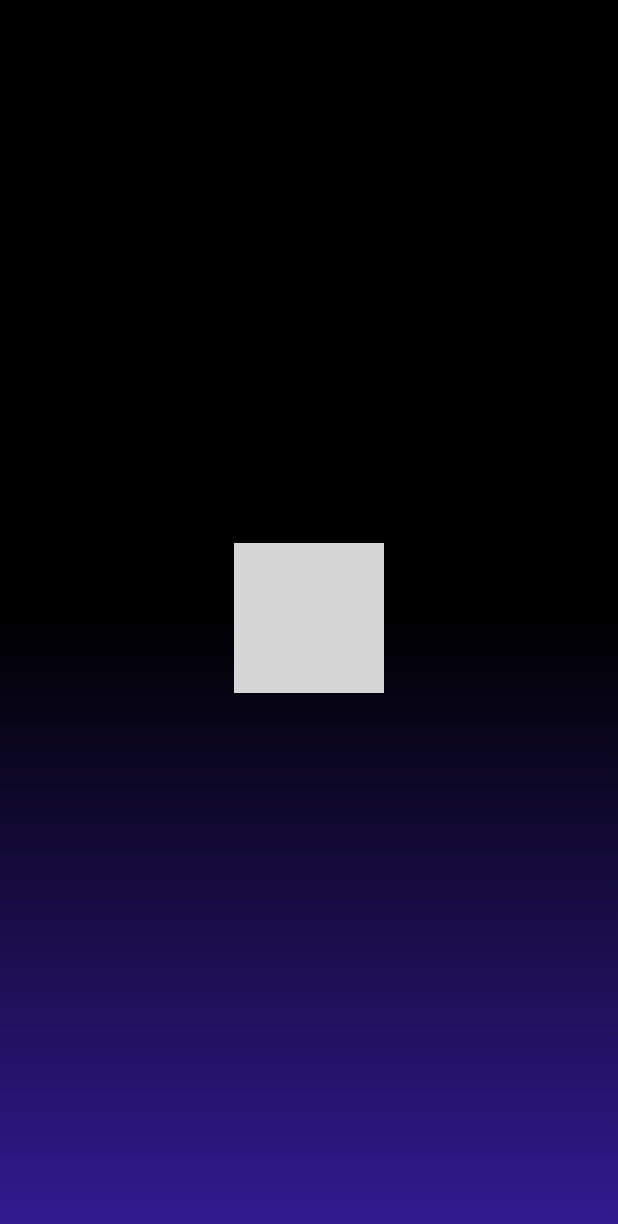
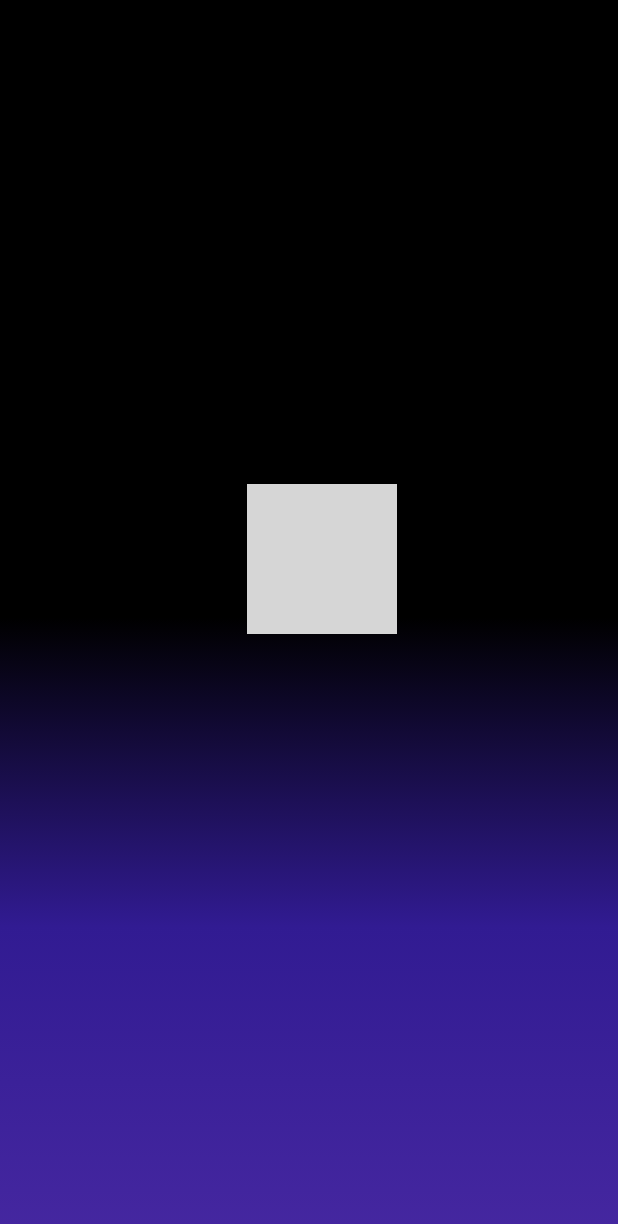
Before and after one commit to skapxd/IntuiChild, a Flutter app: the first screen one second after launch, on a phone screen of 412 x 824 dp. Shown: the top 1224 px of the screen. Run offline on Flutter 3.47's test engine with Material 2 defaults, Android fonts, the light colour scheme and no system bars; our stand-ins replace animate_do, get; network calls fail; grey boxes are pictures that could not be loaded.

Commit message:
animacion del logo

```diff
--- /dev/null
+++ b/lib/app/global_Widgets/animated_Logo.dart
@@ -0,0 +1,55 @@
+import 'package:flutter/material.dart';
+
+class AnimatedLogo extends StatefulWidget {
+  @override
+  _AnimatedLogoState createState() => _AnimatedLogoState();
+}
+
+class _AnimatedLogoState extends State<AnimatedLogo>
+    with SingleTickerProviderStateMixin {
+  Animation<double> rotation;
+  AnimationController controller;
+
+  @override
+  void initState() {
+    // TODO: implement initState
+
+    controller = AnimationController(
+      vsync: this,
+      duration: Duration(milliseconds: 2000),
+    );
+
+    rotation = Tween(begin: 0.0, end: 50.0)
+        .animate(CurvedAnimation(parent: controller, curve: Curves.ease));
+
+    controller.addListener(() {
+      print('Status: ${controller.status}');
+
+      if (controller.status == AnimationStatus.completed) {
+        controller.reverse();
+      } else if (controller.status == AnimationStatus.dismissed) {
+        controller.forward();
+      }
+    });
+
+    controller.forward();
+    super.initState();
+  }
+
+  @override
+  Widget build(BuildContext context) {
+    return AnimatedBuilder(
+      animation: controller,
+      builder: (BuildContext context, Widget child) {
+        print(rotation.value);
+        return Transform.translate(
+          offset: Offset(0, rotation.value),
+          child: Image.network(
+            'https://tynkere.com/wp-content/uploads/2020/09/cropped-Mesa-de-trabajo-9-copia-8.png',
+            height: 100,
+          ),
+        );
+      },
+    );
+  }
+}
--- /dev/null
+++ b/lib/app/modules/home/home_Binding.dart
@@ -0,0 +1,9 @@
+import 'package:get/get.dart';
+import 'package:intui_child/app/modules/home/home_Controller.dart';
+
+class HomeBinding extends Bindings {
+  @override
+  void dependencies() {
+    Get.lazyPut(() => HomeController());
+  }
+}
--- /dev/null
+++ b/lib/app/modules/splash/splash_Binding.dart
@@ -0,0 +1,9 @@
+import 'package:get/get.dart';
+import 'package:intui_child/app/modules/splash/splash_Controller.dart';
+
+class SplashBinding extends Bindings {
+  @override
+  void dependencies() {
+    Get.lazyPut(() => SplashController());
+  }
+}
--- a/lib/app/modules/splash/splash_Controller.dart
+++ b/lib/app/modules/splash/splash_Controller.dart
@@ -4,19 +4,30 @@ import 'package:intui_child/app/modules/home/home_Page.dart';
 
 class SplashController extends GetxController {
   Alignment begin = Alignment.center;
-  // Color first = Colors.deepPurple[700];
-  // Color second = Colors.deepPurple[800];
-  // Color three = Colors.deepPurple[900];
+
+  double fTop = Get.height * 0.45;
 
   Color first = Colors.black;
   Color second = Colors.deepPurple[900];
-  // Color three = Colors.blue[900];
+
+  Color three = Colors.deepPurple[800];
+  Color fourd = Colors.blue[900];
+
   @override
   void onInit() {
     // TODO: implement onReady
     super.onInit();
+  }
+
+  @override
+  void onReady() {
+    // TODO: implement onReady
+    super.onReady();
     Future.delayed(Duration(seconds: 1)).then((value) {
+      fTop = Get.height * 0.5;
       begin = Alignment.topCenter;
+      int times = 3;
+      for (var i = 0; i < times; i++) {}
       update();
     });
   }
--- a/lib/app/modules/splash/splash_Page.dart
+++ b/lib/app/modules/splash/splash_Page.dart
@@ -1,5 +1,7 @@
+import 'package:animate_do/animate_do.dart';
 import 'package:flutter/material.dart';
 import 'package:get/get.dart';
+import 'package:intui_child/app/global_Widgets/animated_Logo.dart';
 import 'package:intui_child/app/modules/splash/splash_Controller.dart';
 
 class SplashPage extends StatelessWidget {
@@ -7,7 +9,6 @@ class SplashPage extends StatelessWidget {
   @override
   Widget build(BuildContext context) {
     return GetBuilder<SplashController>(
-      init: SplashController(),
       builder: (_) => Scaffold(
         body: Stack(
           children: [
@@ -21,19 +22,17 @@ class SplashPage extends StatelessWidget {
                   colors: [
                     _.first,
                     _.second,
+                    _.three,
+                    // _.fourd
                     // _.three,
                   ],
                 ),
               ),
             ),
-            AnimatedContainer(
-              duration: Duration(seconds: 2),
-              child: Center(
-                child: Image.network(
-                  'https://tynkere.com/wp-content/uploads/2020/09/cropped-Mesa-de-trabajo-9-copia-8.png',
-                  height: 100,
-                ),
-              ),
+            Positioned(
+              top: Get.height * 0.35,
+              child: AnimatedLogo(),
+              left: Get.width * 0.40,
             )
           ],
         ),
@@ -41,18 +40,3 @@ class SplashPage extends StatelessWidget {
     );
   }
 }
-
-//  Container(
-// decoration: BoxDecoration(
-//   gradient: LinearGradient(
-//     // begin: Alignment.topCenter,
-//     begin: Alignment.center,
-//     end: Alignment.bottomCenter,
-//     colors: [
-//       Colors.red[800],
-//       Colors.yellow[800],
-//       Colors.deepPurple[900],
-//     ],
-//   ),
-// ),
-//         ),
--- /dev/null
+++ b/lib/app/routes/app_Pages.dart
@@ -0,0 +1,14 @@
+import 'package:get/get.dart';
+import 'package:intui_child/app/modules/home/home_Binding.dart';
+import 'package:intui_child/app/modules/home/home_Page.dart';
+import 'package:intui_child/app/routes/app_Routs.dart';
+
+class AppPage {
+  static final List<GetPage> pages = [
+    GetPage(
+      name: AppRoutes.HOME,
+      page: () => HomePage(),
+      binding: HomeBinding(),
+    )
+  ];
+}
--- /dev/null
+++ b/lib/app/routes/app_Routs.dart
@@ -0,0 +1,3 @@
+class AppRoutes {
+  static const HOME = 'HOME';
+}
--- a/lib/main.dart
+++ b/lib/main.dart
@@ -1,6 +1,8 @@
 import 'package:flutter/material.dart';
 import 'package:get/get.dart';
+import 'package:intui_child/app/routes/app_Pages.dart';
 
+import 'app/modules/splash/splash_Binding.dart';
 import 'app/modules/splash/splash_Page.dart';
 
 void main() => runApp(MyApp());
@@ -9,8 +11,10 @@ class MyApp extends StatelessWidget {
   @override
   Widget build(BuildContext context) {
     return GetMaterialApp(
-      title: 'Material App',
+      title: 'Pyndele',
       home: SplashPage(),
+      getPages: AppPage.pages,
+      initialBinding: SplashBinding(),
     );
   }
 }
--- a/pubspec.yaml
+++ b/pubspec.yaml
@@ -32,9 +32,8 @@ dependencies:
   get: ^3.4.3
   # flutter_launch: "^0.0.2"
   # whatsapp_unilink: ^1.0.0+1
+  animate_do: ^1.7.3
   url_launcher: ^5.7.2
-  # flutter_open_whatsapp: ^0.1.2
-  # twilio_flutter: ^0.0.5
 
 
 dev_dependencies:
```
Also changed, not shown: pubspec.lock.
